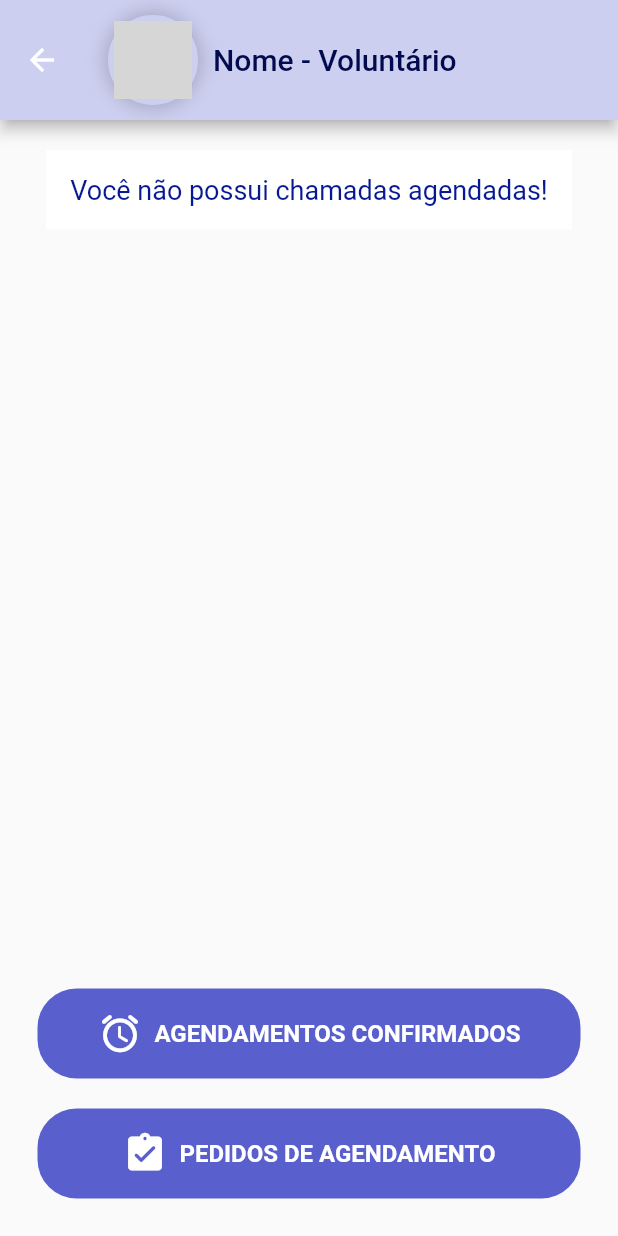
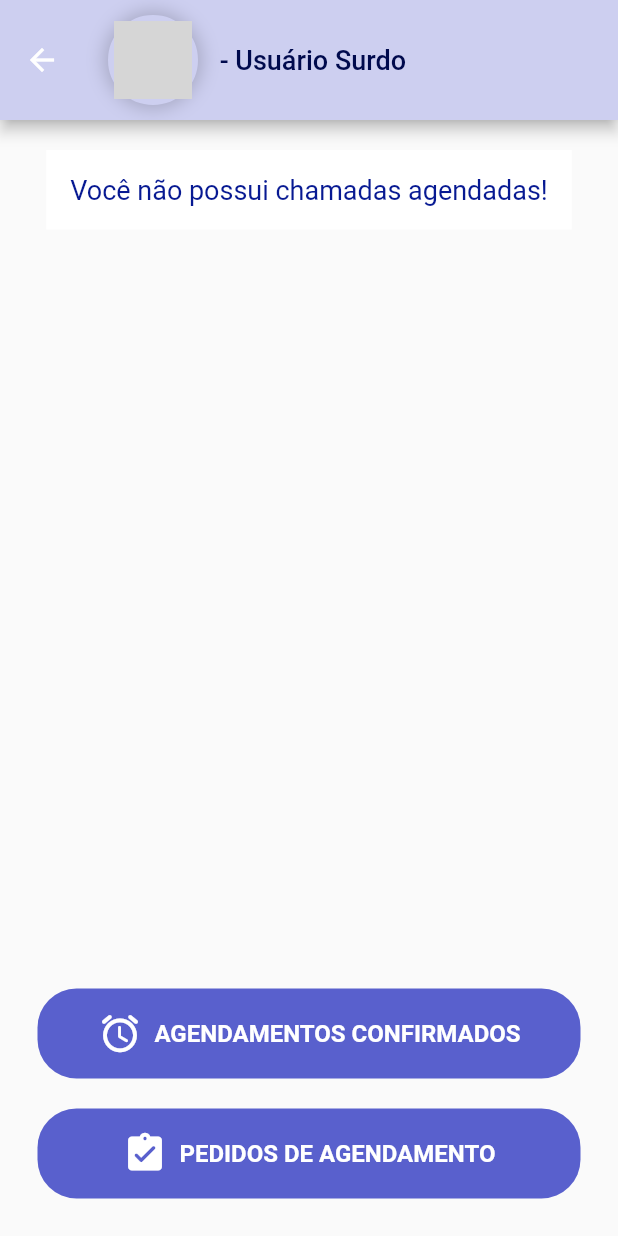
Before and after one commit to Nicolle-Oliveira/aditus_v1, a Flutter app: the HomePageV screen opened directly, on a phone screen of 412 x 824 dp. Run offline on Flutter 3.47's test engine with Material 2 defaults, Android fonts, the phone set to English and light mode, and no system bars; our stand-ins replace cloud_firestore, firebase_auth, firebase_core; accounts and stored records are empty; network calls fail; grey boxes are pictures that could not be loaded.

Commit message:
commit 02/11 14:55

```diff
--- a/lib/pages/Login-Register/register_page.dart
+++ b/lib/pages/Login-Register/register_page.dart
@@ -158,7 +158,7 @@ class _RegisterPageState extends State<RegisterPage> {
                         },
                       ),
                       Text(
-                        'Sou um intérprete voluntário',
+                        'Sou intérprete',
                         style: TextStyle(
                             color: Color.fromARGB(200, 0, 7, 55),
                             fontSize: 17,
--- a/lib/pages/home_page_s.dart
+++ b/lib/pages/home_page_s.dart
@@ -1,7 +1,11 @@
 // ignore_for_file: prefer_const_constructors
 
 import 'package:aditus_v1/components/my_button.dart';
+import 'package:cloud_firestore/cloud_firestore.dart';
+import 'package:firebase_auth/firebase_auth.dart';
 import 'package:flutter/material.dart';
+
+import '../readData/get_user_name.dart';
 
 class HomePageS extends StatefulWidget {
   const HomePageS({super.key});
@@ -11,12 +15,91 @@ class HomePageS extends StatefulWidget {
 }
 
 class _HomePageSState extends State<HomePageS> {
+  //Docs Ids
+  List<String> docsIds = [];
+
+  //get DocsIds
+  Future getDocId() async {
+    await FirebaseFirestore.instance.collection('users').get().then(
+          (snapshot) => snapshot.docs.forEach((document) {
+            print(document.reference);
+            docsIds.add(document.reference.id);
+          }),
+        );
+  }
+
+  Future<String> getCurrentUserId() async {
+    await getDocId(); // Aguarde o preenchimento da lista docsIds
+
+    FirebaseAuth auth = FirebaseAuth.instance;
+    User? user = auth.currentUser;
+
+    if (user != null) {
+      for (var i = 0; i < docsIds.length; i++) {
+        if (docsIds[i] == user.uid) {
+          return docsIds[i];
+        }
+      }
+    }
+    return 'Nenhum usuário encontrado';
+  }
+
   @override
   Widget build(BuildContext context) {
     return Scaffold(
-      //App bar com foto de perfil e nome do usuário surdo
-      appBar: conteudoAppBar(),
+      //[------App bar com foto de perfil e nome do usuário surdo------]
+      appBar: AppBar(
+        backgroundColor: Color.fromARGB(255, 205, 207, 240),
+        //Este Row possui a imagem e o nome
+        title: Row(
+          children: [
+            Container(
+              width: 60.0, // Largura desejada
+              height: 60.0, // Altura desejada
+              //Decoraçãozinha em volta da foto
+              decoration: BoxDecoration(
+                border: Border.all(
+                    width: 4, color: Color.fromARGB(255, 205, 207, 240)),
+                boxShadow: [
+                  BoxShadow(
+                    spreadRadius: 2,
+                    blurRadius: 10,
+                    color: Colors.black.withOpacity(0.2),
+                  ),
+                ],
+                shape: BoxShape.circle,
+              ),
+              //Foto em si
+              child: CircleAvatar(
+                radius: 25,
+                backgroundImage: NetworkImage(
+                  'https://akamai.sscdn.co/uploadfile/letras/fotos/a/c/5/c/ac5cf7760bf3453f014dbff76247be8b.jpg',
+                ),
+              ),
+            ),
+
+            const SizedBox(width: 10), // Espaço entre a foto e o nome
+
+            //Mostrar o nome do user :)
+            FutureBuilder(
+              future: getCurrentUserId(),
+              builder: (context, snapshot) {
+                if (snapshot.connectionState == ConnectionState.done) {
+                  return GetUserName(documentId: snapshot.data.toString());
+                } else {
+                  return Text('loading...');
+                }
+              },
+            ),
+          ],
+        ),
+        //Altura da AppBar
+        toolbarHeight: 80,
+      ),
+
+      //[------Body da página------]
       body: Column(
+        mainAxisAlignment: MainAxisAlignment.end,
         children: [
           Expanded(
             child: SingleChildScrollView(
@@ -68,47 +151,3 @@ class _HomePageSState extends State<HomePageS> {
     );
   }
 }
-
-conteudoAppBar() => AppBar(
-      backgroundColor: Color.fromARGB(255, 205, 207, 240),
-      //Este Row possui a imagem e o nome
-      title: Row(
-        children: [
-          Container(
-            width: 60.0, // Largura desejada
-            height: 60.0, // Altura desejada
-            //Decoraçãozinha em volta da foto
-            decoration: BoxDecoration(
-              border: Border.all(
-                  width: 4, color: Color.fromARGB(255, 205, 207, 240)),
-              boxShadow: [
-                BoxShadow(
-                  spreadRadius: 2,
-                  blurRadius: 10,
-                  color: Colors.black.withOpacity(0.2),
-                ),
-              ],
-              shape: BoxShape.circle,
-            ),
-            //Foto em si
-            child: CircleAvatar(
-              radius: 25,
-              backgroundImage: NetworkImage(
-                'https://akamai.sscdn.co/uploadfile/letras/fotos/a/c/5/c/ac5cf7760bf3453f014dbff76247be8b.jpg',
-              ),
-            ),
-          ),
-
-          const SizedBox(width: 10), // Espaço entre a foto e o nome
-
-          Text('Nome - Usuário surdo',
-              style: TextStyle(
-                  fontSize: 18,
-                  color: Color.fromARGB(255, 0, 10, 77),
-                  fontWeight: FontWeight
-                      .w500)), // Substitua 'Seu Nome' pelo nome do usuário
-        ],
-      ),
-      //Altura da AppBar
-      toolbarHeight: 80,
-    );
--- a/lib/pages/home_page_v.dart
+++ b/lib/pages/home_page_v.dart
@@ -1,7 +1,11 @@
 // ignore_for_file: prefer_const_constructors
 
 import 'package:aditus_v1/components/my_button.dart';
+import 'package:cloud_firestore/cloud_firestore.dart';
+import 'package:firebase_auth/firebase_auth.dart';
 import 'package:flutter/material.dart';
+
+import '../readData/get_user_name.dart';
 
 class HomePageV extends StatefulWidget {
   const HomePageV({super.key});
@@ -11,12 +15,91 @@ class HomePageV extends StatefulWidget {
 }
 
 class _HomePageVState extends State<HomePageV> {
+  //Docs Ids
+  List<String> docsIds = [];
+
+  //get DocsIds
+  Future getDocId() async {
+    await FirebaseFirestore.instance.collection('users').get().then(
+          (snapshot) => snapshot.docs.forEach((document) {
+            print(document.reference);
+            docsIds.add(document.reference.id);
+          }),
+        );
+  }
+
+  Future<String> getCurrentUserId() async {
+    await getDocId(); // Aguarde o preenchimento da lista docsIds
+
+    FirebaseAuth auth = FirebaseAuth.instance;
+    User? user = auth.currentUser;
+
+    if (user != null) {
+      for (var i = 0; i < docsIds.length; i++) {
+        if (docsIds[i] == user.uid) {
+          return docsIds[i];
+        }
+      }
+    }
+    return 'Nenhum usuário encontrado';
+  }
+
   @override
   Widget build(BuildContext context) {
     return Scaffold(
-      //App bar com foto de perfil e nome do usuário surdo
-      appBar: conteudoAppBar(),
+      //[------App bar com foto de perfil e nome do usuário surdo------]
+      appBar: AppBar(
+        backgroundColor: Color.fromARGB(255, 205, 207, 240),
+        //Este Row possui a imagem e o nome
+        title: Row(
+          children: [
+            Container(
+              width: 60.0, // Largura desejada
+              height: 60.0, // Altura desejada
+              //Decoraçãozinha em volta da foto
+              decoration: BoxDecoration(
+                border: Border.all(
+                    width: 4, color: Color.fromARGB(255, 205, 207, 240)),
+                boxShadow: [
+                  BoxShadow(
+                    spreadRadius: 2,
+                    blurRadius: 10,
+                    color: Colors.black.withOpacity(0.2),
+                  ),
+                ],
+                shape: BoxShape.circle,
+              ),
+              //Foto em si
+              child: CircleAvatar(
+                radius: 25,
+                backgroundImage: NetworkImage(
+                  'https://akamai.sscdn.co/uploadfile/letras/fotos/a/c/5/c/ac5cf7760bf3453f014dbff76247be8b.jpg',
+                ),
+              ),
+            ),
+
+            const SizedBox(width: 10), // Espaço entre a foto e o nome
+
+            //Mostrar o nome do user :)
+            FutureBuilder(
+              future: getCurrentUserId(),
+              builder: (context, snapshot) {
+                if (snapshot.connectionState == ConnectionState.done) {
+                  return GetUserName(documentId: snapshot.data.toString());
+                } else {
+                  return Text('loading...');
+                }
+              },
+            ),
+          ],
+        ),
+        //Altura da AppBar
+        toolbarHeight: 80,
+      ),
+
+      //[------Body da página------]
       body: Column(
+        mainAxisAlignment: MainAxisAlignment.end,
         children: [
           Expanded(
             child: SingleChildScrollView(
@@ -69,46 +152,23 @@ class _HomePageVState extends State<HomePageV> {
   }
 }
 
-conteudoAppBar() => AppBar(
-      backgroundColor: Color.fromARGB(255, 205, 207, 240),
-      //Este Row possui a imagem e o nome
-      title: Row(
-        children: [
-          Container(
-            width: 60.0, // Largura desejada
-            height: 60.0, // Altura desejada
-            //Decoraçãozinha em volta da foto
-            decoration: BoxDecoration(
-              border: Border.all(
-                  width: 4, color: Color.fromARGB(255, 205, 207, 240)),
-              boxShadow: [
-                BoxShadow(
-                  spreadRadius: 2,
-                  blurRadius: 10,
-                  color: Colors.black.withOpacity(0.2),
-                ),
-              ],
-              shape: BoxShape.circle,
-            ),
-            //Foto em si
-            child: CircleAvatar(
-              radius: 25,
-              backgroundImage: NetworkImage(
-                'https://akamai.sscdn.co/uploadfile/letras/fotos/a/c/5/c/ac5cf7760bf3453f014dbff76247be8b.jpg',
-              ),
+
+/*MyButton(
+            onTap_val: () {},
+            text_val: 'AGENDAMENTOS CONFIRMADOS',
+            icone_val: Icon(
+              Icons.alarm_rounded,
+              size: 30,
+              color: Colors.white,
             ),
           ),
-
-          const SizedBox(width: 10), // Espaço entre a foto e o nome
-
-          Text('Nome - Voluntário',
-              style: TextStyle(
-                  fontSize: 20,
-                  color: Color.fromARGB(255, 0, 10, 77),
-                  fontWeight: FontWeight
-                      .w500)), // Substitua 'Seu Nome' pelo nome do usuário
-        ],
-      ),
-      //Altura da AppBar
-      toolbarHeight: 80,
-    );
+          SizedBox(height: 20),
+          MyButton(
+            onTap_val: () {},
+            text_val: 'PEDIDOS DE AGENDAMENTO',
+            icone_val: Icon(
+              Icons.assignment_turned_in_rounded,
+              size: 30,
+              color: Colors.white,
+            ),
+          ), */
--- /dev/null
+++ b/lib/readData/get_user_name.dart
@@ -0,0 +1,35 @@
+// ignore_for_file: prefer_const_constructors
+
+import 'package:cloud_firestore/cloud_firestore.dart';
+import 'package:flutter/material.dart';
+
+class GetUserName extends StatelessWidget {
+  final String documentId;
+  const GetUserName({super.key, required this.documentId});
+
+  @override
+  Widget build(BuildContext context) {
+    CollectionReference users = FirebaseFirestore.instance.collection('users');
+
+    return FutureBuilder<DocumentSnapshot>(
+        future: users.doc(documentId).get(),
+        builder: ((context, snapshot) {
+          if (snapshot.connectionState == ConnectionState.done) {
+            Map<String, dynamic> data =
+                snapshot.data!.data() as Map<String, dynamic>;
+            return data['isVoluntario']
+                ? Text('${data['nome']} - Intérprete',
+                    style: TextStyle(
+                        fontSize: 18,
+                        color: Color.fromARGB(255, 0, 10, 77),
+                        fontWeight: FontWeight.w500))
+                : Text('${data['nome']} - Usuário Surdo',
+                    style: TextStyle(
+                        fontSize: 18,
+                        color: Color.fromARGB(255, 0, 10, 77),
+                        fontWeight: FontWeight.w500));
+          }
+          return Text('loading...');
+        }));
+  }
+}
```
